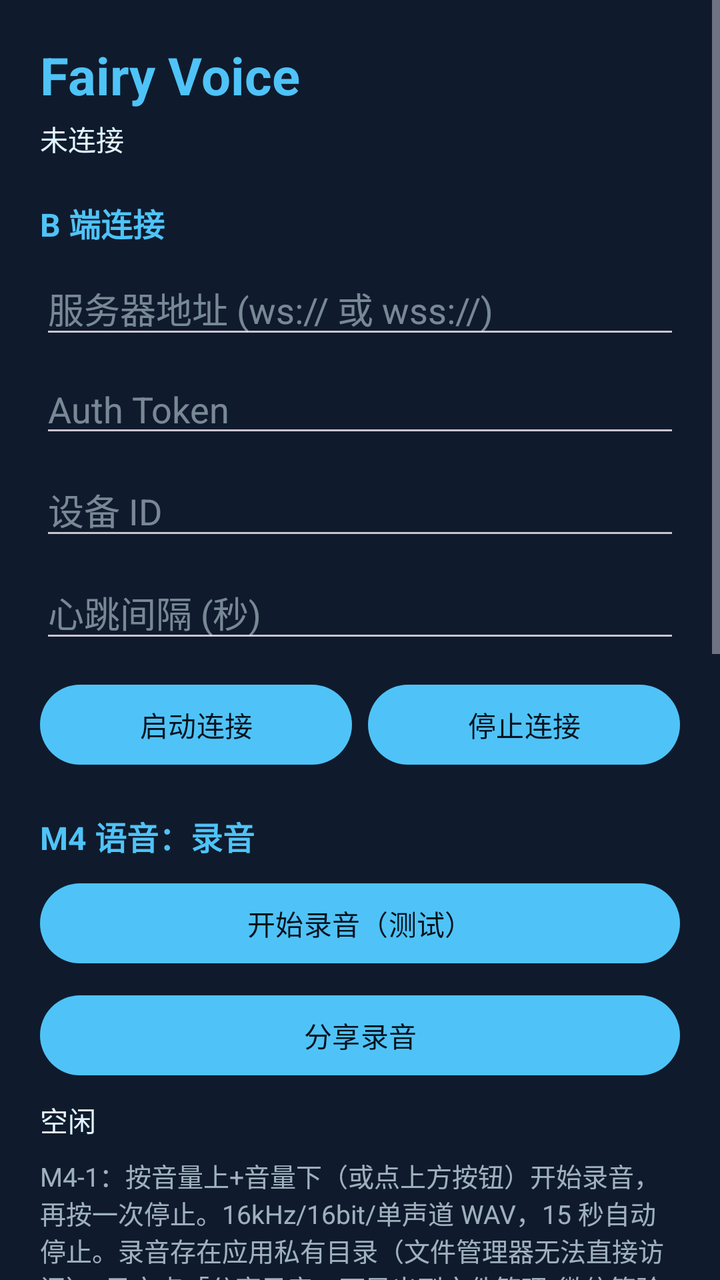
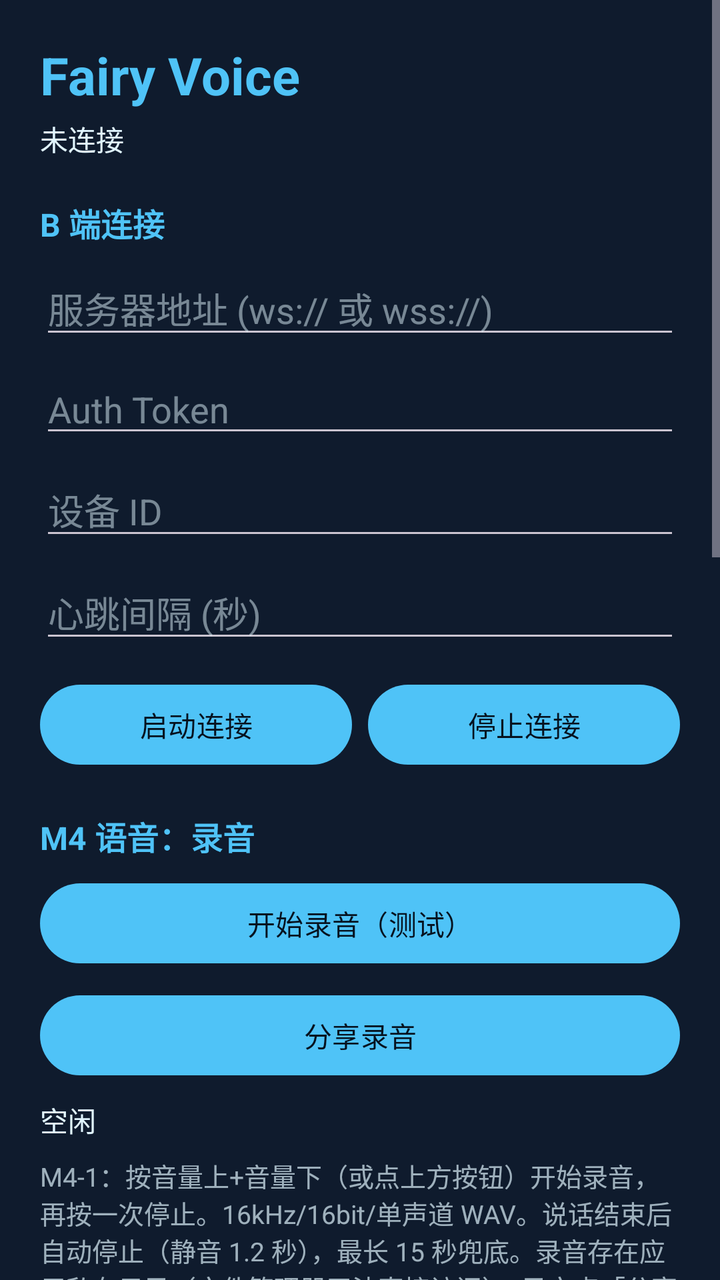

The first picture is an Android layout as it rendered before a commit; the second is the same layout after the commit. The layout source and the unified diff follow.
<!-- AndroidManifest.xml: application theme Theme.FairyVoice -->
<!-- res/layout/activity_main.xml -->
<?xml version="1.0" encoding="utf-8"?>
<ScrollView xmlns:android="http://schemas.android.com/apk/res/android"
    android:layout_width="match_parent"
    android:layout_height="match_parent"
    android:fillViewport="true"
    android:background="@color/fairy_bg">

    <LinearLayout
        android:layout_width="match_parent"
        android:layout_height="wrap_content"
        android:orientation="vertical"
        android:padding="20dp">

        <TextView
            android:layout_width="wrap_content"
            android:layout_height="wrap_content"
            android:text="@string/app_name"
            android:textColor="@color/fairy_blue"
            android:textSize="26sp"
            android:textStyle="bold" />

        <TextView
            android:id="@+id/tvStatus"
            android:layout_width="match_parent"
            android:layout_height="wrap_content"
            android:layout_marginTop="4dp"
            android:text="@string/status_disconnected"
            android:textColor="@color/fairy_text"
            android:textSize="14sp" />

        <TextView
            android:layout_width="wrap_content"
            android:layout_height="wrap_content"
            android:layout_marginTop="20dp"
            android:text="@string/section_server"
            android:textColor="@color/fairy_blue"
            android:textSize="16sp"
            android:textStyle="bold" />

        <EditText
            android:id="@+id/etServerUrl"
            android:layout_width="match_parent"
            android:layout_height="wrap_content"
            android:layout_marginTop="8dp"
            android:hint="@string/label_server_url"
            android:inputType="textUri"
            android:textColor="@color/fairy_text"
            android:textColorHint="#80E1F5FE" />

        <EditText
            android:id="@+id/etToken"
            android:layout_width="match_parent"
            android:layout_height="wrap_content"
            android:layout_marginTop="8dp"
            android:hint="@string/label_token"
            android:inputType="textPassword"
            android:textColor="@color/fairy_text"
            android:textColorHint="#80E1F5FE" />

        <EditText
            android:id="@+id/etDeviceId"
            android:layout_width="match_parent"
            android:layout_height="wrap_content"
            android:layout_marginTop="8dp"
            android:hint="@string/label_device_id"
            android:textColor="@color/fairy_text"
            android:textColorHint="#80E1F5FE" />

        <EditText
            android:id="@+id/etHeartbeat"
            android:layout_width="match_parent"
            android:layout_height="wrap_content"
            android:layout_marginTop="8dp"
            android:hint="@string/label_heartbeat"
            android:inputType="number"
            android:textColor="@color/fairy_text"
            android:textColorHint="#80E1F5FE" />

        <LinearLayout
            android:layout_width="match_parent"
            android:layout_height="wrap_content"
            android:layout_marginTop="12dp"
            android:orientation="horizontal">

            <Button
                android:id="@+id/btnStart"
                android:layout_width="0dp"
                android:layout_height="wrap_content"
                android:layout_weight="1"
                android:text="@string/btn_start" />

            <Button
                android:id="@+id/btnStop"
                android:layout_width="0dp"
                android:layout_height="wrap_content"
                android:layout_weight="1"
                android:layout_marginStart="8dp"
                android:text="@string/btn_stop" />
        </LinearLayout>

        <TextView
            android:layout_width="wrap_content"
            android:layout_height="wrap_content"
            android:layout_marginTop="20dp"
            android:text="@string/section_m4_record"
            android:textColor="@color/fairy_blue"
            android:textSize="16sp"
            android:textStyle="bold" />

        <Button
            android:id="@+id/btnRecordTest"
            android:layout_width="match_parent"
            android:layout_height="wrap_content"
            android:layout_marginTop="8dp"
            android:text="@string/btn_record_start" />

        <Button
            android:id="@+id/btnShareRecord"
            android:layout_width="match_parent"
            android:layout_height="wrap_content"
            android:layout_marginTop="8dp"
            android:text="@string/btn_share_record" />

        <TextView
            android:id="@+id/tvVoiceState"
            android:layout_width="match_parent"
            android:layout_height="wrap_content"
            android:layout_marginTop="8dp"
            android:text="@string/voice_state_idle"
            android:textColor="@color/fairy_text"
            android:textSize="14sp" />

        <TextView
            android:layout_width="match_parent"
            android:layout_height="wrap_content"
            android:layout_marginTop="8dp"
            android:text="@string/record_hint"
            android:textColor="#B0E1F5FE"
            android:textSize="13sp" />

        <TextView
            android:layout_width="wrap_content"
            android:layout_height="wrap_content"
            android:layout_marginTop="20dp"
            android:text="@string/section_test"
            android:textColor="@color/fairy_blue"
            android:textSize="16sp"
            android:textStyle="bold" />

        <EditText
            android:id="@+id/etAskInput"
            android:layout_width="match_parent"
            android:layout_height="wrap_content"
            android:layout_marginTop="8dp"
            android:hint="@string/hint_ask_input"
            android:textColor="@color/fairy_text"
            android:textColorHint="#80E1F5FE" />

        <Button
            android:id="@+id/btnSendAsk"
            android:layout_width="match_parent"
            android:layout_height="wrap_content"
            android:layout_marginTop="8dp"
            android:text="@string/btn_send_ask" />

        <TextView
            android:id="@+id/tvReply"
            android:layout_width="match_parent"
            android:layout_height="wrap_content"
            android:layout_marginTop="8dp"
            android:textColor="@color/fairy_text"
            android:textSize="14sp" />

        <TextView
            android:layout_width="wrap_content"
            android:layout_height="wrap_content"
            android:layout_marginTop="20dp"
            android:text="@string/section_wake"
            android:textColor="@color/fairy_blue"
            android:textSize="16sp"
            android:textStyle="bold" />

        <Button
            android:id="@+id/btnOpenAccessibility"
            android:layout_width="match_parent"
            android:layout_height="wrap_content"
            android:layout_marginTop="8dp"
            android:text="@string/btn_open_accessibility" />

        <TextView
            android:layout_width="match_parent"
            android:layout_height="wrap_content"
            android:layout_marginTop="8dp"
            android:text="@string/wake_hint"
            android:textColor="#B0E1F5FE"
            android:textSize="13sp" />

        <TextView
            android:layout_width="wrap_content"
            android:layout_height="wrap_content"
            android:layout_marginTop="20dp"
            android:text="@string/section_wake_tile"
            android:textColor="@color/fairy_blue"
            android:textSize="16sp"
            android:textStyle="bold" />

        <Button
            android:id="@+id/btnAddTile"
            android:layout_width="match_parent"
            android:layout_height="wrap_content"
            android:layout_marginTop="8dp"
            android:text="@string/btn_add_tile" />

        <TextView
            android:layout_width="match_parent"
            android:layout_height="wrap_content"
            android:layout_marginTop="8dp"
            android:text="@string/tile_hint"
            android:textColor="#B0E1F5FE"
            android:textSize="13sp" />
    </LinearLayout>
</ScrollView>
<!-- resources referenced by this layout -->
<resources>
  <color name="fairy_bg">#0F1B2D</color>
  <color name="fairy_blue">#4FC3F7</color>
  <color name="fairy_text">#E1F5FE</color>
  <string name="app_name">Fairy Voice</string>
  <string name="btn_add_tile">添加到控制中心</string>
  <string name="btn_open_accessibility">开启无障碍服务（实体键唤醒）</string>
  <string name="btn_record_start">开始录音（测试）</string>
  <string name="btn_send_ask">发送 ask</string>
  <string name="btn_share_record">分享录音</string>
  <string name="btn_start">启动连接</string>
  <string name="btn_stop">停止连接</string>
  <string name="hint_ask_input">输入要发给 Fairy 的指令…</string>
  <string name="label_device_id">设备 ID</string>
  <string name="label_heartbeat">心跳间隔 (秒)</string>
  <string name="label_server_url">服务器地址 (ws:// 或 wss://)</string>
  <string name="label_token">Auth Token</string>
  <string name="record_hint">M4-1：按音量上+音量下（或点上方按钮）开始录音，再按一次停止。16kHz/16bit/单声道 WAV，15 秒自动停止。录音存在应用私有目录（文件管理器无法直接访问），录完点「分享录音」可导出到文件管理/微信等验证。</string>
  <string name="section_m4_record">M4 语音：录音</string>
  <string name="section_server">B 端连接</string>
  <string name="section_test">M3 联调：发送测试指令</string>
  <string name="section_wake">唤醒方式</string>
  <string name="section_wake_tile">控制中心磁贴（替代唤醒）</string>
  <string name="status_disconnected">未连接</string>
  <string name="tile_hint">下拉通知栏 → 点右上角编辑（铅笔图标）→ 把 Fairy Voice 拖入常用磁贴；点击磁贴即唤醒。Android 13+ 可先点上方按钮请求系统弹出添加入口。</string>
  <string name="voice_state_idle">空闲</string>
  <string name="wake_hint">实体键：音量上 + 音量下 同时按下 0.5 秒（亮屏时任意界面生效）。\n电源键事件被系统独占，普通 APP 无法监听；OPPO ColorOS 无「电源键+音量上」映射任意应用的能力（侧键快捷仅支持系统预置功能），替代方案见下方控制中心磁贴。</string>
  <style name="Theme.FairyVoice" parent="Theme.Material3.Dark.NoActionBar">
          <item name="colorPrimary">@color/fairy_blue</item>
          <item name="colorOnPrimary">#06121F</item>
          <item name="colorSecondary">@color/fairy_blue_dark</item>
          <item name="android:statusBarColor">@color/fairy_bg</item>
          <item name="android:navigationBarColor">@color/fairy_bg</item>
          
          <item name="android:windowOptOutEdgeToEdgeEnforcement">true</item>
      </style>
  <color name="fairy_blue_dark">#0288D1</color>
</resources>

<!-- the commit's change to res/layout/activity_main.xml (unified diff, before → after) -->
@@ -195,6 +195,50 @@
             android:textColor="#B0E1F5FE"
             android:textSize="13sp" />
 
+        
+        <TextView
+            android:layout_width="wrap_content"
+            android:layout_height="wrap_content"
+            android:layout_marginTop="20dp"
+            android:text="@string/section_overlay_mode"
+            android:textColor="@color/fairy_blue"
+            android:textSize="16sp"
+            android:textStyle="bold" />
+
+        <RadioGroup
+            android:id="@+id/rgOverlayMode"
+            android:layout_width="match_parent"
+            android:layout_height="wrap_content"
+            android:layout_marginTop="8dp"
+            android:orientation="vertical">
+
+            <RadioButton
+                android:id="@+id/rbOverlayAuto"
+                android:layout_width="match_parent"
+                android:layout_height="wrap_content"
+                android:text="@string/overlay_mode_auto" />
+
+            <RadioButton
+                android:id="@+id/rbOverlayOverlay"
+                android:layout_width="match_parent"
+                android:layout_height="wrap_content"
+                android:text="@string/overlay_mode_overlay" />
+
+            <RadioButton
+                android:id="@+id/rbOverlayLive"
+                android:layout_width="match_parent"
+                android:layout_height="wrap_content"
+                android:text="@string/overlay_mode_live" />
+        </RadioGroup>
+
+        <TextView
+            android:layout_width="match_parent"
+            android:layout_height="wrap_content"
+            android:layout_marginTop="4dp"
+            android:text="@string/overlay_mode_hint"
+            android:textColor="#B0E1F5FE"
+            android:textSize="13sp" />
+
         <TextView
             android:layout_width="wrap_content"
             android:layout_height="wrap_content"
<!-- resource entries referenced after the edit -->
@@ -16,8 +16,13 @@
   <string name="label_heartbeat">心跳间隔 (秒)</string>
   <string name="label_server_url">服务器地址 (ws:// 或 wss://)</string>
   <string name="label_token">Auth Token</string>
-  <string name="record_hint">M4-1：按音量上+音量下（或点上方按钮）开始录音，再按一次停止。16kHz/16bit/单声道 WAV，15 秒自动停止。录音存在应用私有目录（文件管理器无法直接访问），录完点「分享录音」可导出到文件管理/微信等验证。</string>
+  <string name="overlay_mode_auto">智能（有悬浮窗权限用悬浮窗，否则流体云）</string>
+  <string name="overlay_mode_hint">唤醒时只显示一种胶囊；修改即时生效。</string>
+  <string name="overlay_mode_live">流体云（系统 Live Updates 胶囊 + 卡片）</string>
+  <string name="overlay_mode_overlay">悬浮窗（自绘胶囊 + 卡片）</string>
+  <string name="record_hint">M4-1：按音量上+音量下（或点上方按钮）开始录音，再按一次停止。16kHz/16bit/单声道 WAV。说话结束后自动停止（静音 1.2 秒），最长 15 秒兜底。录音存在应用私有目录（文件管理器无法直接访问），录完点「分享录音」可导出到文件管理/微信等验证。</string>
   <string name="section_m4_record">M4 语音：录音</string>
+  <string name="section_overlay_mode">胶囊形态</string>
   <string name="section_server">B 端连接</string>
   <string name="section_test">M3 联调：发送测试指令</string>
   <string name="section_wake">唤醒方式</string>
